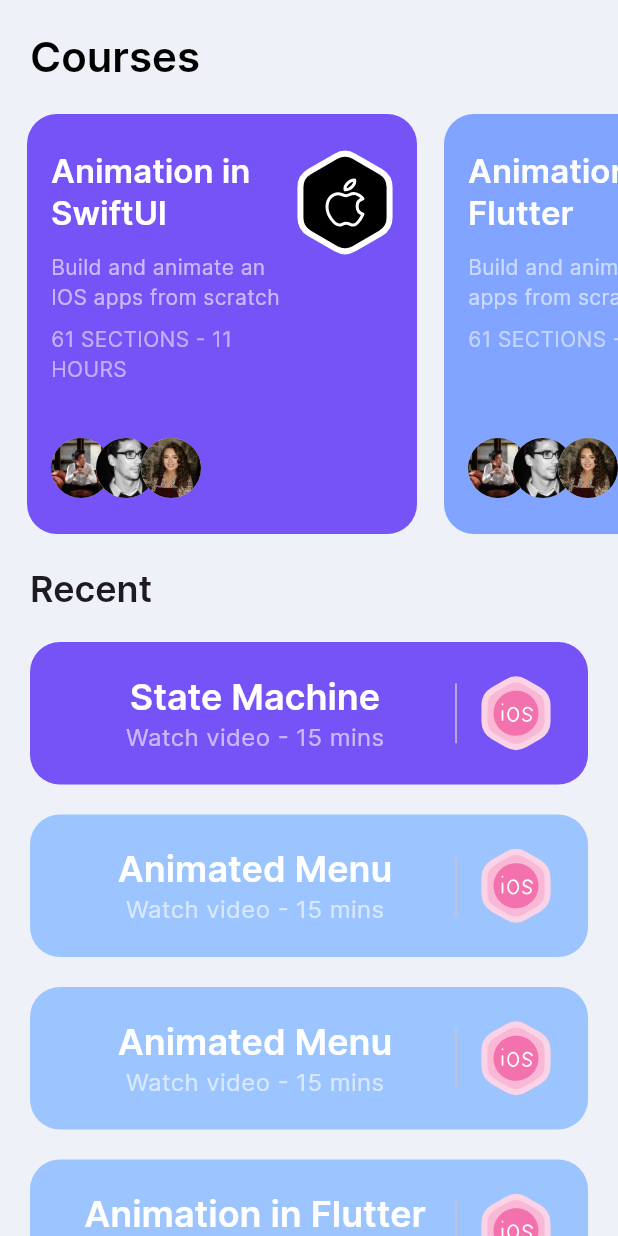
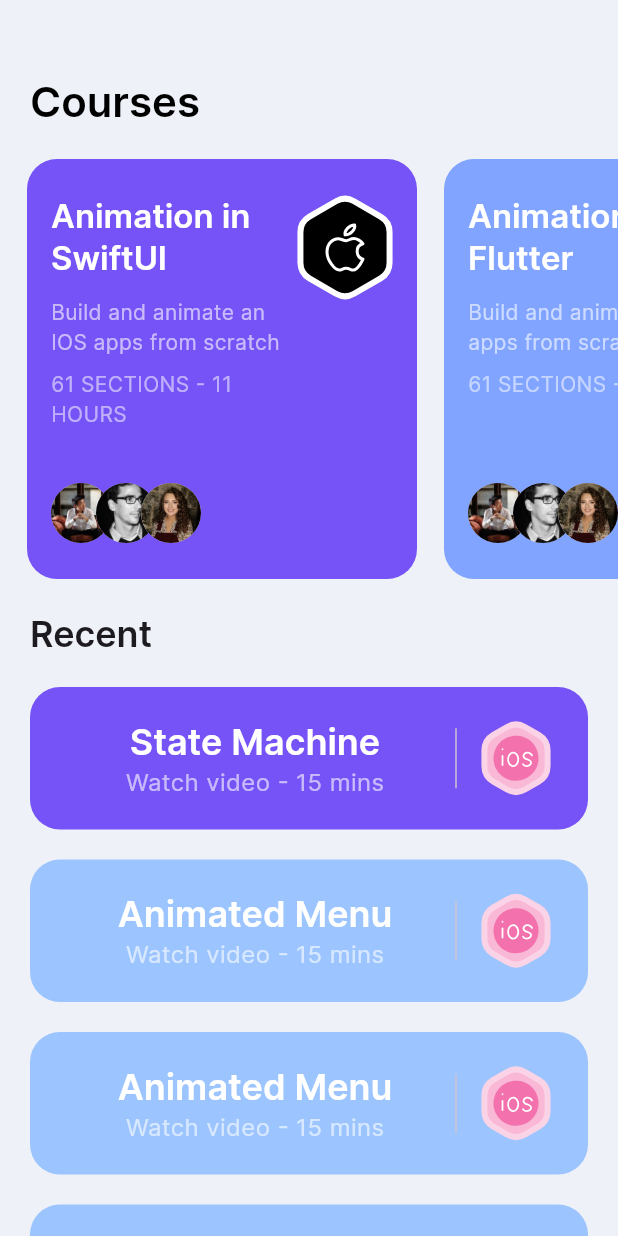
Before and after one commit to Mustafa1Mohamed/rive_animation, a Flutter app: the HomeView screen opened directly, on a phone screen of 412 x 824 dp. Run offline on Flutter 3.47's test engine with Material 3 defaults, Android fonts, the phone set to English and light mode, and no system bars; our stand-ins replace flutter_svg, rive.

Commit message:
finishing the app

```diff
--- a/lib/main.dart
+++ b/lib/main.dart
@@ -1,5 +1,4 @@
 import 'package:flutter/material.dart';
-import 'package:rive_animation/components/side_menue.dart';
 import 'package:rive_animation/screens/entry_point.dart';
 import 'package:rive_animation/screens/onboarding/onboarding_screen.dart';
 
@@ -30,7 +29,7 @@ class MyApp extends StatelessWidget {
           errorBorder: defaultInputBorder,
         ),
       ),
-      home: const EntryPoint(),
+      home: const OnboardingScreen(),
     );
   }
 }
--- a/lib/models/course_model.dart
+++ b/lib/models/course_model.dart
@@ -19,9 +19,52 @@ List<Course> courses = [
     iconSrc: 'assets/icons/ios.svg',
     bgColor: const Color(0xff80A4FF),
   ),
+  Course(title: 'Animation in SwiftUI'),
+  Course(
+    title: 'Animation in Flutter',
+    iconSrc: 'assets/icons/ios.svg',
+    bgColor: const Color(0xff80A4FF),
+  ),
+  Course(title: 'Animation in SwiftUI'),
+  Course(
+    title: 'Animation in Flutter',
+    iconSrc: 'assets/icons/ios.svg',
+    bgColor: const Color(0xff80A4FF),
+  ),
+  Course(title: 'Animation in SwiftUI'),
+  Course(
+    title: 'Animation in Flutter',
+    iconSrc: 'assets/icons/ios.svg',
+    bgColor: const Color(0xff80A4FF),
+  ),
 ];
 List<Course> recentCourses = [
   Course(title: 'State Machine'),
+  Course(
+    title: 'Animated Menu',
+    iconSrc: 'assets/icons/apple_box.svg',
+    bgColor: const Color(0xff9CC5ff),
+  ),
+  Course(
+    title: 'Animated Menu',
+    iconSrc: 'assets/icons/apple_box.svg',
+    bgColor: const Color(0xff9CC5ff),
+  ),
+  Course(
+    title: 'Animated Menu',
+    iconSrc: 'assets/icons/apple_box.svg',
+    bgColor: const Color(0xff9CC5ff),
+  ),
+  Course(
+    title: 'Animated Menu',
+    iconSrc: 'assets/icons/apple_box.svg',
+    bgColor: const Color(0xff9CC5ff),
+  ),
+  Course(
+    title: 'Animated Menu',
+    iconSrc: 'assets/icons/apple_box.svg',
+    bgColor: const Color(0xff9CC5ff),
+  ),
   Course(
     title: 'Animated Menu',
     iconSrc: 'assets/icons/apple_box.svg',
--- a/lib/models/rive_asset.dart
+++ b/lib/models/rive_asset.dart
@@ -54,7 +54,7 @@ List<RiveAsset> sideMenu = [
     'assets/RiveAssets/icons.riv',
     artboard: "SETTINGS",
     statMachine: "SETTINGS_Interactivity",
-    title: "Home",
+    title: "Settings",
   ),
   RiveAsset(
     'assets/RiveAssets/icons.riv',
--- a/lib/screens/home/home_view.dart
+++ b/lib/screens/home/home_view.dart
@@ -16,6 +16,7 @@ class HomeView extends StatelessWidget {
           child: Column(
             crossAxisAlignment: CrossAxisAlignment.start,
             children: [
+              const SizedBox(height: 30,),
               Padding(
                 padding: const EdgeInsets.all(20),
                 child: Text(
```
Also changed, not shown: lib/screens/entry_point.dart (+60 -8 lines).
